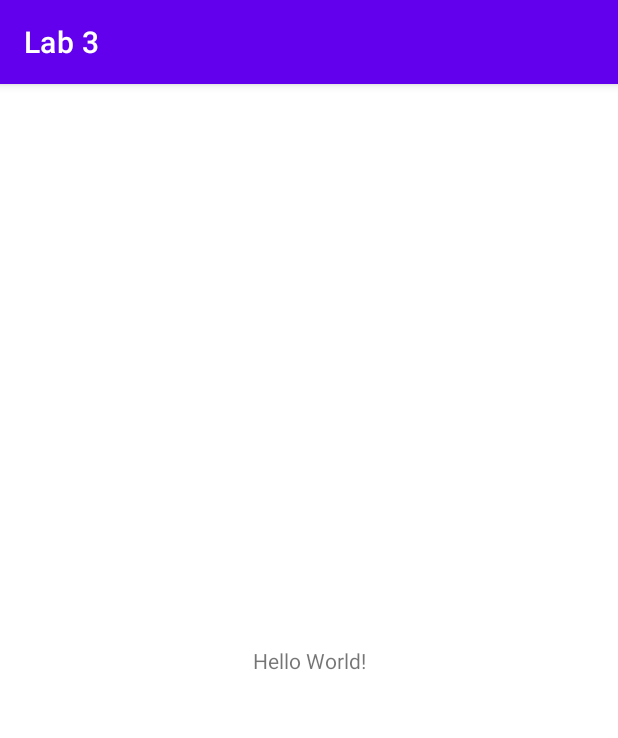
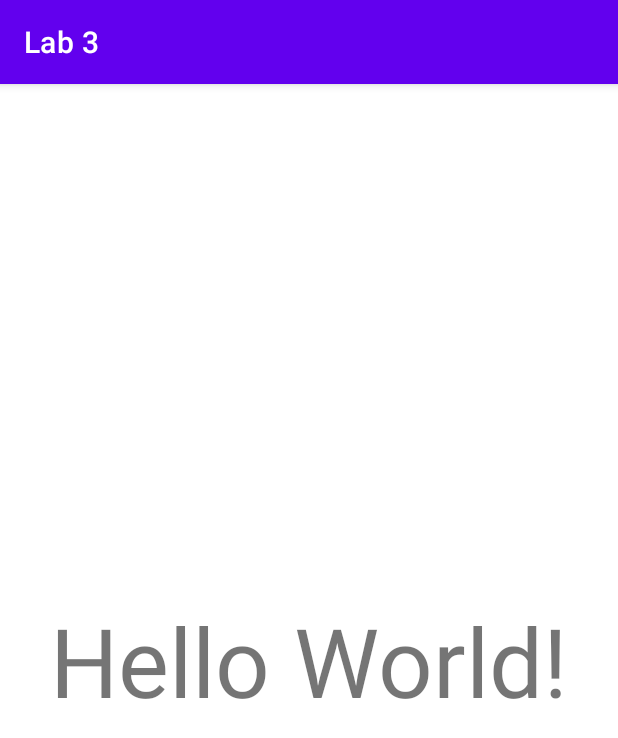
Before and after one commit to eylau-ucsd/Lab3, an Android app: the screen it shows after launch (MainActivity), on a phone screen of 412 x 824 dp. Shown: the top 738 px of the screen. Run offline under Robolectric (Android 15) with nearby library versions, the phone set to English and light mode, and no system bars.

Commit message:
change text size

```diff
--- a/app/src/main/res/layout/activity_main.xml
+++ b/app/src/main/res/layout/activity_main.xml
@@ -10,6 +10,7 @@
         android:layout_width="wrap_content"
         android:layout_height="wrap_content"
         android:text="Hello World!"
+        android:textSize='64sp'
         app:layout_constraintBottom_toBottomOf="parent"
         app:layout_constraintLeft_toLeftOf="parent"
         app:layout_constraintRight_toRightOf="parent"
```
